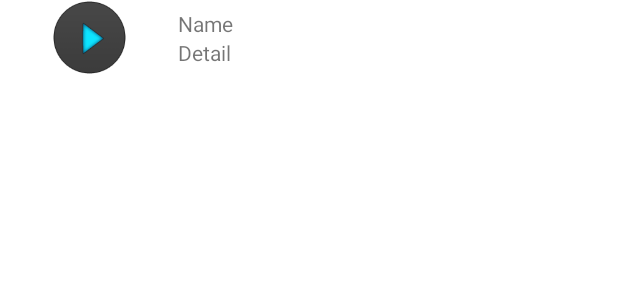
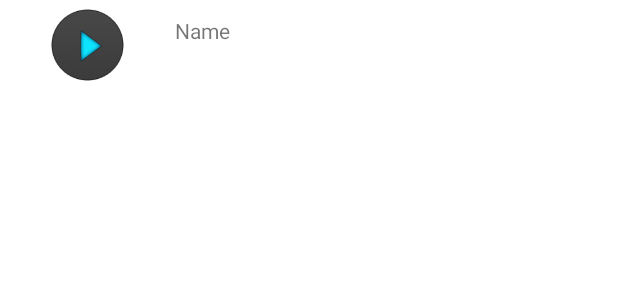
Before and after one commit to mktahmasbi1989/MusicPlayer, an Android app: the layout music_holder.xml on its own in the app's theme, with its tools: preview values and no code run, on a phone screen of 412 x 824 dp. Shown: the top 300 px of the screen. Run offline under Robolectric (Android 15) with nearby library versions, the phone set to English and light mode, and no system bars.

Commit message:
edit Holder

```diff
--- a/app/src/main/java/com/example/mohamdkazem/musicplayer/PlayerFragment.java
+++ b/app/src/main/java/com/example/mohamdkazem/musicplayer/PlayerFragment.java
@@ -9,6 +9,7 @@ import android.view.LayoutInflater;
 import android.view.View;
 import android.view.ViewGroup;
 import android.widget.ImageButton;
+import android.widget.ImageView;
 import android.widget.SeekBar;
 import android.widget.TextView;
 
@@ -122,11 +123,13 @@ public class PlayerFragment extends Fragment {
         private ConstraintLayout constraintLayout;
         private Music mMusic;
         private TextView textView;
+        private ImageView imageView;
 
         public MusicHolder(@NonNull final View itemView) {
             super(itemView);
             constraintLayout = itemView.findViewById(R.id.holder);
             textView=itemView.findViewById(R.id.textView);
+            imageView=itemView.findViewById(R.id.image_view);
 
             itemView.setOnClickListener(new View.OnClickListener() {
                 @Override
--- a/app/src/main/res/layout/music_holder.xml
+++ b/app/src/main/res/layout/music_holder.xml
@@ -4,7 +4,7 @@
     xmlns:tools="http://schemas.android.com/tools"
     android:id="@+id/holder"
     android:layout_width="match_parent"
-    android:layout_height="50dp"
+    android:layout_height="60dp"
     android:background="@color/design_default_color_background"
     android:backgroundTint="@color/design_default_color_background"
     android:orientation="vertical">
@@ -13,7 +13,7 @@
         android:id="@+id/image_view"
         android:layout_width="50dp"
         android:layout_height="match_parent"
-        android:layout_margin="0dp"
+        android:layout_margin="5dp"
         android:layout_marginStart="8dp"
         android:layout_marginTop="8dp"
         android:layout_marginEnd="8dp"
@@ -28,9 +28,10 @@
         android:id="@+id/linearLayoutCompat"
         android:layout_width="285dp"
         android:layout_height="wrap_content"
+        android:layout_margin="10dp"
         android:layout_marginTop="8dp"
+
         android:layout_marginEnd="8dp"
-
         android:layout_marginBottom="8dp"
         android:orientation="vertical"
         app:layout_constraintBottom_toBottomOf="parent"
@@ -47,8 +48,7 @@
             android:id="@+id/textView2"
             android:layout_width="300dp"
             android:layout_height="wrap_content"
-            android:background="@color/design_default_color_background"
-            android:text="Detail" />
+            android:background="@color/design_default_color_background" />
 
     </androidx.appcompat.widget.LinearLayoutCompat>
 
```
Also changed, not shown: app/src/main/java/com/example/mohamdkazem/musicplayer/model/Music.java (+10 -1 lines).
